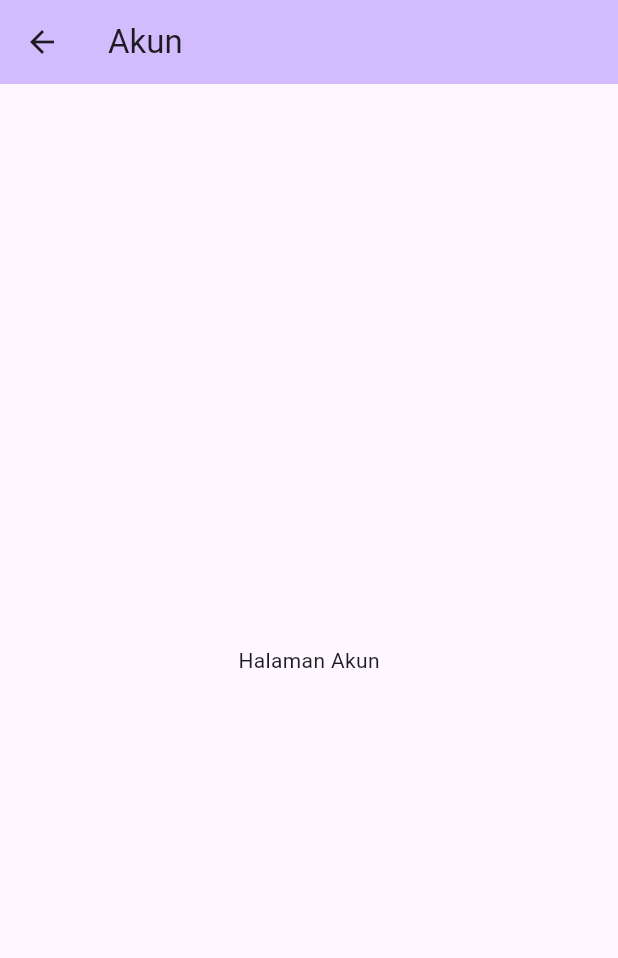
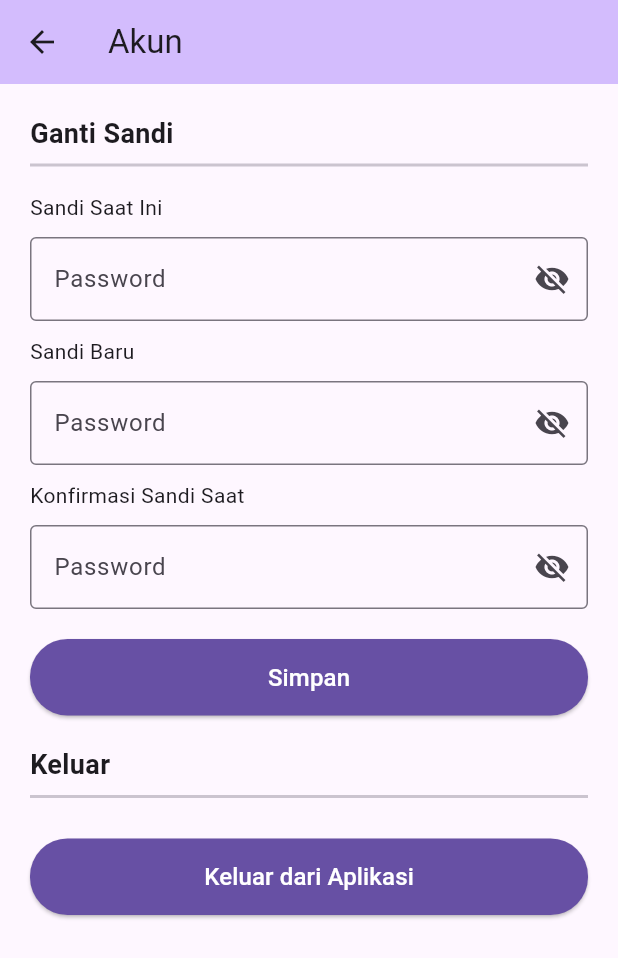
Before and after one commit to muiddd/5thSemester_PemMob, a Flutter app: the AkunPage screen opened directly, on a phone screen of 412 x 824 dp. Shown: the top 958 px of the screen. Run offline on Flutter 3.47's test engine with Material 3 defaults, Android fonts, the phone set to English and light mode, and no system bars; project files that could hold a hidden picture were left out.

Commit message:
Menyelesaikan halaman akun

```diff
--- /dev/null
+++ b/Jobsheet/mydj/lib/components/password_field.dart
@@ -0,0 +1,40 @@
+import 'package:flutter/material.dart';
+class PasswordField extends StatefulWidget
+{
+  final void Function(String value) onChanged;
+  const PasswordField({super.key, this.onChanged = _emptyFunction});
+  static void _emptyFunction(String value) {}
+  @override
+  State<StatefulWidget> createState() {
+    return _PasswordFieldState();
+  }
+}
+class _PasswordFieldState extends State<PasswordField>
+{
+  bool _obscure = true;
+
+  void _toggleVisibilityIconButton()
+  {
+    setState(() {
+      _obscure = !_obscure;
+    });
+  }
+  @override
+  Widget build(BuildContext context)
+  {
+    return TextFormField(
+      obscureText: _obscure,
+      decoration: InputDecoration(
+          labelText: 'Password',
+          border: OutlineInputBorder(),
+          suffixIcon: IconButton(
+              icon: Icon(_obscure ? Icons.visibility_off : Icons.visibility),
+              onPressed: () => {
+                _toggleVisibilityIconButton()
+              }
+          )
+      ),
+      onChanged: widget.onChanged,
+    );
+  }
+}
--- a/Jobsheet/mydj/lib/main.dart
+++ b/Jobsheet/mydj/lib/main.dart
@@ -1,4 +1,5 @@
 import 'package:flutter/material.dart';
+import 'package:mydj/pages/login_page.dart';
 import 'package:mydj/pages/simple_home_page.dart';
 
 void main() {
@@ -15,7 +16,7 @@ class MyApp extends StatelessWidget {
       theme: ThemeData(
         colorScheme: ColorScheme.fromSeed(seedColor: Colors.deepPurple),
       ),
-      home: const SimpleHomePage(title: 'Jurnal Harian Guru')
+      home: const LoginPage()
     );
   }
 }
--- a/Jobsheet/mydj/lib/pages/akun_page.dart
+++ b/Jobsheet/mydj/lib/pages/akun_page.dart
@@ -1,4 +1,5 @@
 import 'package:flutter/material.dart';
+import 'package:mydj/components/password_field.dart';
 
 class AkunPage extends StatefulWidget {
   const AkunPage({super.key, required this.title});
@@ -15,18 +16,90 @@ class _AkunPageState extends State<AkunPage> {
   Widget build(BuildContext context) {
     return Scaffold(
         appBar: AppBar(
+          title: Text(widget.title),
           backgroundColor: Theme.of(context).colorScheme.inversePrimary,
-        title: Text(widget.title),
         ),
-      body: const Center(
+        body: Padding(
+            padding: EdgeInsets.all(20),
             child: Column(
-          mainAxisAlignment: MainAxisAlignment.center,
-          crossAxisAlignment: CrossAxisAlignment.center,
+                crossAxisAlignment: CrossAxisAlignment.start,
                 children: [
-            Text('Halaman Akun'),
-          ],
+                  Text(
+                    'Ganti Sandi',
+                    style: TextStyle(fontSize: 18, fontWeight: FontWeight.bold),
+                  ),
+                  Divider(thickness: 2),
+
+                  SizedBox(height: 10),
+                  Text('Sandi Saat Ini'),
+                  SizedBox(height: 10),
+                  PasswordField(),
+                  SizedBox(height: 10),
+                  Text('Sandi Baru'),
+                  SizedBox(height: 10),
+                  PasswordField(),
+                  SizedBox(height: 10),
+                  Text('Konfirmasi Sandi Saat'),
+                  SizedBox(height: 10),
+                  PasswordField(),
+                  SizedBox(height: 20),
+
+                  SizedBox(
+                    width: double.infinity,
+                    child: ElevatedButton(
+                      onPressed: () {
+                        //
+                      },
+                      style: ElevatedButton.styleFrom(
+                        backgroundColor: const Color(0xFF6750A4),
+                        shape: RoundedRectangleBorder(
+                          borderRadius: BorderRadius.circular(25),
+                        ),
+                        padding: const EdgeInsets.symmetric(vertical: 14),
+                      ),
+                      child: const Text(
+                        'Simpan',
+                        style: TextStyle(
+                          color: Colors.white,
+                          fontSize: 16,
                         ),
                       ),
+                    ),
+                  ),
+
+                  SizedBox(height: 20),
+                  Text(
+                    'Keluar',
+                    style: TextStyle(fontSize: 18, fontWeight: FontWeight.bold),
+                  ),
+                  Divider(thickness: 2),
+                  SizedBox(height: 20),
+
+                  SizedBox(
+                    width: double.infinity,
+                    child: ElevatedButton(
+                      onPressed: () {
+                        //
+                      },
+                      style: ElevatedButton.styleFrom(
+                        backgroundColor: const Color(0xFF6750A4),
+                        shape: RoundedRectangleBorder(
+                          borderRadius: BorderRadius.circular(25),
+                        ),
+                        padding: const EdgeInsets.symmetric(vertical: 14),
+                      ),
+                      child: const Text(
+                        'Keluar dari Aplikasi',
+                        style: TextStyle(
+                          color: Colors.white,
+                          fontSize: 16,
+                        ),
+                      ),
+                    ),
+                  ),
+                ]
+            )
+        )
     );
   }
 }
--- a/Jobsheet/mydj/pubspec.yaml
+++ b/Jobsheet/mydj/pubspec.yaml
@@ -59,6 +59,7 @@ flutter:
 
   assets:
     - lib/assets/images/logo_kemdikbud.png
+    - lib/assets/images/login_icon.png
 
   # To add assets to your application, add an assets section, like this:
   # assets:
```
Also changed, not shown: Jobsheet/mydj/lib/pages/buat_jurnal.dart (added, +56 -0 lines), Jobsheet/mydj/lib/pages/login_page.dart (added, +45 -0 lines), Jobsheet/mydj/lib/assets/images/login_icon.png (added), formulir_biodata/lib/pages/halaman_dua.dart (added), formulir_biodata/lib/pages/halaman_satu.dart (added). Lines whose indentation alone changed are shown as unchanged.
